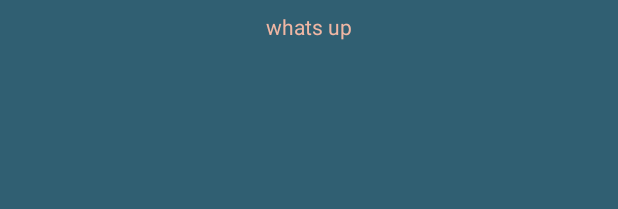
After one commit to MrMugwump/NewGrade, an Android app: the layout assignment_view.xml on its own in the app's theme, with its tools: preview values and no code run, on a phone screen of 412 x 824 dp. The commit adds this screen. Shown: the top 209 px of the screen. Run offline under Robolectric (Android 15) with nearby library versions, the phone set to English and light mode, and no system bars; network calls fail.

Commit message:
starting to figure out the whole assignment view thing

```diff
--- /dev/null
+++ b/whywontitwork2/app/src/main/res/layout/assignment_view.xml
@@ -0,0 +1,44 @@
+<?xml version="1.0" encoding="utf-8"?>
+<androidx.constraintlayout.widget.ConstraintLayout
+    xmlns:android="http://schemas.android.com/apk/res/android"
+    xmlns:app="http://schemas.android.com/apk/res-auto"
+    xmlns:tools="http://schemas.android.com/tools"
+    android:layout_width="match_parent"
+    android:layout_height="match_parent"
+    android:background="@color/colorPrimary">
+
+    <View
+        android:id="@+id/topBannerAssignments"
+        android:layout_width="match_parent"
+        android:layout_height="76dp"
+        android:background="@color/colorPrimary"
+        app:layout_constraintStart_toStartOf="parent"
+        app:layout_constraintTop_toTopOf="parent" />
+
+    <TextView
+        android:layout_width="wrap_content"
+        android:layout_height="wrap_content"
+        android:layout_marginTop="8dp"
+        android:text="whats up"
+        android:textColor="@color/colorSecondary"
+        app:layout_constraintEnd_toStartOf="@+id/guideline7"
+        app:layout_constraintStart_toStartOf="@+id/guideline7"
+        app:layout_constraintTop_toTopOf="@+id/topBannerAssignments" />
+
+    <ListView
+        android:id="@+id/sportsList"
+        android:layout_width="match_parent"
+        android:layout_height="wrap_content"
+        android:layout_marginTop="8dp"
+        app:layout_constraintTop_toBottomOf="@+id/topBannerAssignments" />
+        <!--android:entries="@array/sports_array"-->
+
+
+    <androidx.constraintlayout.widget.Guideline
+        android:id="@+id/guideline7"
+        android:layout_width="wrap_content"
+        android:layout_height="wrap_content"
+        android:orientation="vertical"
+        app:layout_constraintGuide_percent="0.50"/>
+
+</androidx.constraintlayout.widget.ConstraintLayout>
```
Also changed, not shown: whywontitwork2/app/src/main/res/layout/course_data_block.xml (+10 -0 lines), whywontitwork2/app/src/main/res/layout/list_element.xml (added, +27 -0 lines).
